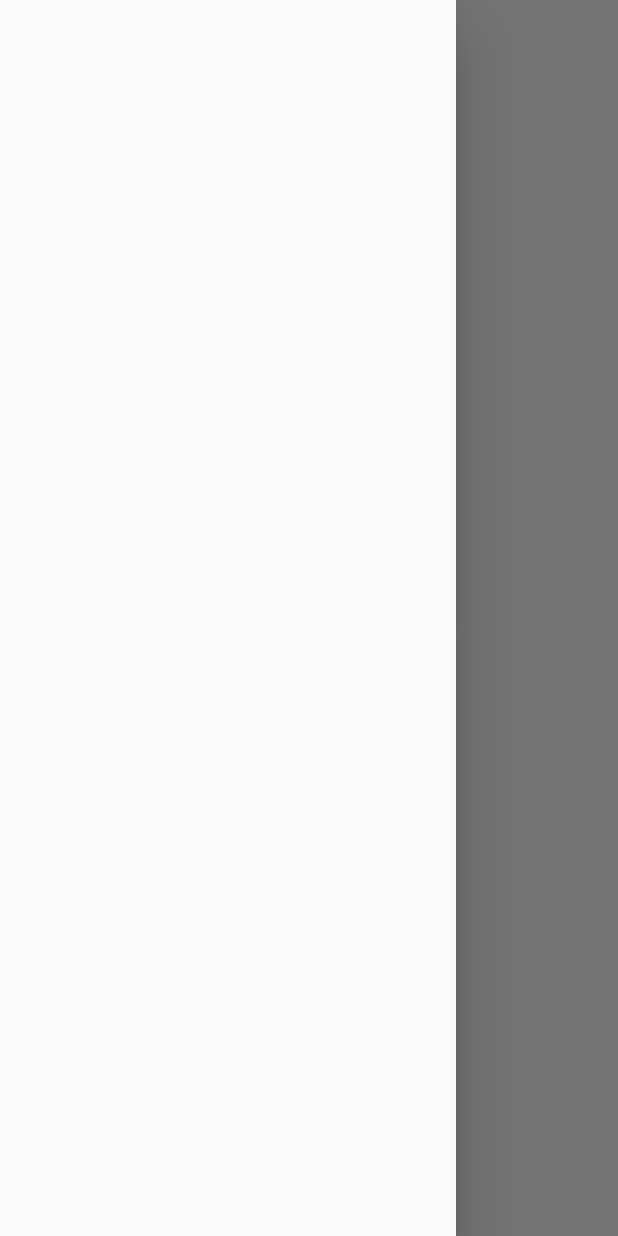
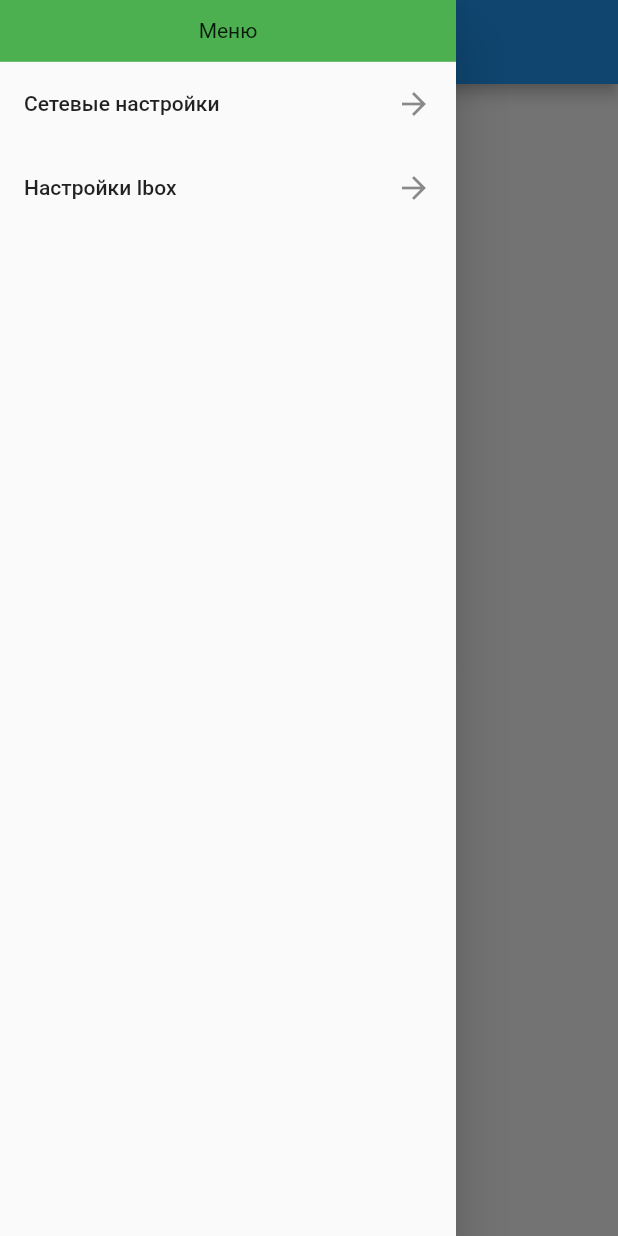
Before and after one commit to customidze/refgo_courier, a Flutter app: the screen it shows after launch, with the side drawer open, on a phone screen of 412 x 824 dp. Run offline on Flutter 3.47's test engine with Material 2 defaults, Android fonts, the light colour scheme and no system bars; our stand-ins replace bloc, flutter_bloc.

Commit message:
add_setting_bloc

```diff
--- /dev/null
+++ b/lib/blocs/ibox_settings/ibox_settings_bloc.dart
@@ -0,0 +1,13 @@
+import 'package:bloc/bloc.dart';
+import 'package:meta/meta.dart';
+
+part 'ibox_settings_event.dart';
+part 'ibox_settings_state.dart';
+
+class IboxSettingsBloc extends Bloc<IboxSettingsEvent, IboxSettingsState> {
+  IboxSettingsBloc() : super(IboxSettingsInitial()) {
+    on<IboxSettingsEvent>((event, emit) {
+      // TODO: implement event handler
+    });
+  }
+}
--- /dev/null
+++ b/lib/blocs/ibox_settings/ibox_settings_event.dart
@@ -0,0 +1,4 @@
+part of 'ibox_settings_bloc.dart';
+
+@immutable
+abstract class IboxSettingsEvent {}
--- /dev/null
+++ b/lib/blocs/ibox_settings/ibox_settings_state.dart
@@ -0,0 +1,6 @@
+part of 'ibox_settings_bloc.dart';
+
+@immutable
+abstract class IboxSettingsState {}
+
+class IboxSettingsInitial extends IboxSettingsState {}
--- /dev/null
+++ b/lib/blocs/main_page/main_page_bloc.dart
@@ -0,0 +1,13 @@
+import 'package:bloc/bloc.dart';
+import 'package:meta/meta.dart';
+
+part 'main_page_event.dart';
+part 'main_page_state.dart';
+
+class MainPageBloc extends Bloc<MainPageEvent, MainPageState> {
+  MainPageBloc() : super(MainPageInitial()) {
+    on<MainPageEvent>((event, emit) {
+      // TODO: implement event handler
+    });
+  }
+}
--- /dev/null
+++ b/lib/blocs/main_page/main_page_event.dart
@@ -0,0 +1,4 @@
+part of 'main_page_bloc.dart';
+
+@immutable
+abstract class MainPageEvent {}
--- /dev/null
+++ b/lib/blocs/main_page/main_page_state.dart
@@ -0,0 +1,6 @@
+part of 'main_page_bloc.dart';
+
+@immutable
+abstract class MainPageState {}
+
+class MainPageInitial extends MainPageState {}
--- /dev/null
+++ b/lib/blocs/network_settings/networksettings_bloc.dart
@@ -0,0 +1,13 @@
+import 'package:bloc/bloc.dart';
+import 'package:meta/meta.dart';
+
+part 'networksettings_event.dart';
+part 'networksettings_state.dart';
+
+class NetworksettingsBloc extends Bloc<NetworksettingsEvent, NetworksettingsState> {
+  NetworksettingsBloc() : super(NetworksettingsInitial()) {
+    on<NetworksettingsEvent>((event, emit) {
+      // TODO: implement event handler
+    });
+  }
+}
--- /dev/null
+++ b/lib/blocs/network_settings/networksettings_event.dart
@@ -0,0 +1,4 @@
+part of 'networksettings_bloc.dart';
+
+@immutable
+abstract class NetworksettingsEvent {}
--- /dev/null
+++ b/lib/blocs/network_settings/networksettings_state.dart
@@ -0,0 +1,6 @@
+part of 'networksettings_bloc.dart';
+
+@immutable
+abstract class NetworksettingsState {}
+
+class NetworksettingsInitial extends NetworksettingsState {}
--- a/lib/main.dart
+++ b/lib/main.dart
@@ -1,5 +1,12 @@
 import 'package:flutter/material.dart';
+import 'package:flutter_bloc/flutter_bloc.dart';
+import 'package:refgo_courier/blocs/ibox_settings/ibox_settings_bloc.dart';
+import 'package:refgo_courier/blocs/main_page/main_page_bloc.dart';
+import 'package:refgo_courier/blocs/network_settings/networksettings_bloc.dart';
+import 'package:refgo_courier/pages/ibox_settings_page.dart';
 import 'package:refgo_courier/pages/main_page.dart';
+import 'package:refgo_courier/pages/network_settings_page.dart';
+import 'package:refgo_courier/pages/order_page.dart';
 
 void main() {
   runApp(const MyApp());
@@ -10,13 +17,33 @@ class MyApp extends StatelessWidget {
 
   @override
   Widget build(BuildContext context) {
-    return MaterialApp(
-      title: 'Flutter Demo',
-      theme: ThemeData(
+    return MultiBlocProvider(
+      providers: [
+        BlocProvider(
+          create: (context) => IboxSettingsBloc(),
+        ),
+        BlocProvider(
+          create: (context) => MainPageBloc(),
+        ),
+        BlocProvider(
+          create: (context) => NetworksettingsBloc(),
+        ),
+      ],
+      child: MaterialApp(
+        title: 'RefGo courier',
+        theme: ThemeData(
 
-        primarySwatch: Colors.blue,
+          primarySwatch: Colors.blue,
+        ),
+        //home: MainPage(),
+        initialRoute: '/',
+        routes: {
+            '/': (BuildContext context) => MainPage(),
+            '/network': (BuildContext context) => NetworkSettingsPage(),
+            '/ibox': (BuildContext context) => IboxSettingsPage(),
+            '/order': (BuildContext context) => OrderPage(),
+          },
       ),
-      home: MainPage(),
     );
   }
 }
--- a/lib/pages/main_page.dart
+++ b/lib/pages/main_page.dart
@@ -8,9 +8,12 @@ class MainPage extends StatelessWidget {
 
   @override
   Widget build(BuildContext context) {
-    return Scaffold(
-      drawer: DrawerMain(),
-      body: ProgressInd(),
+    return SafeArea(
+      child: Scaffold(
+        appBar: AppBar(),
+        drawer: DrawerMain(),
+        body: ProgressInd(),
+      ),
     );
   }
 }
--- a/lib/widgets/drawer_main.dart
+++ b/lib/widgets/drawer_main.dart
@@ -1,12 +1,35 @@
 import 'package:flutter/material.dart';
-import 'package:flutter/src/widgets/framework.dart';
-import 'package:flutter/src/widgets/placeholder.dart';
 
 class DrawerMain extends StatelessWidget {
   const DrawerMain({super.key});
 
   @override
   Widget build(BuildContext context) {
-    return Drawer();
+    return Drawer(
+      child: Column(
+        children: [
+          Container(
+            width: MediaQuery.of(context).size.width,
+            height: MediaQuery.of(context).size.height * 0.05,
+            color: Colors.green,
+            child: const Center(child: Text('Меню')),
+          ),
+          ListTile(
+            title: const Text('Сетевые настройки'),
+            trailing: const Icon(Icons.arrow_forward),
+            onTap: () {
+              Navigator.pushNamed(context, '/network');
+            },
+          ),
+          ListTile(
+            title: const Text('Настройки Ibox'),
+            trailing: const Icon(Icons.arrow_forward),
+            onTap: () {
+              Navigator.pushNamed(context, '/ibox');
+            },
+          ),
+        ],
+      ),
+    );
   }
 }
--- a/pubspec.yaml
+++ b/pubspec.yaml
@@ -35,6 +35,8 @@ dependencies:
   # The following adds the Cupertino Icons font to your application.
   # Use with the CupertinoIcons class for iOS style icons.
   cupertino_icons: ^1.0.2
+  hive_flutter: ^1.1.0
+  flutter_bloc: ^8.1.2
 
 dev_dependencies:
   flutter_test:
```
Also changed, not shown: lib/pages/ibox_settings_page.dart (added, +17 -0 lines), lib/pages/network_settings_page.dart (added, +121 -0 lines), lib/pages/order_page.dart (added, +12 -0 lines), pubspec.lock, 1 other file.
